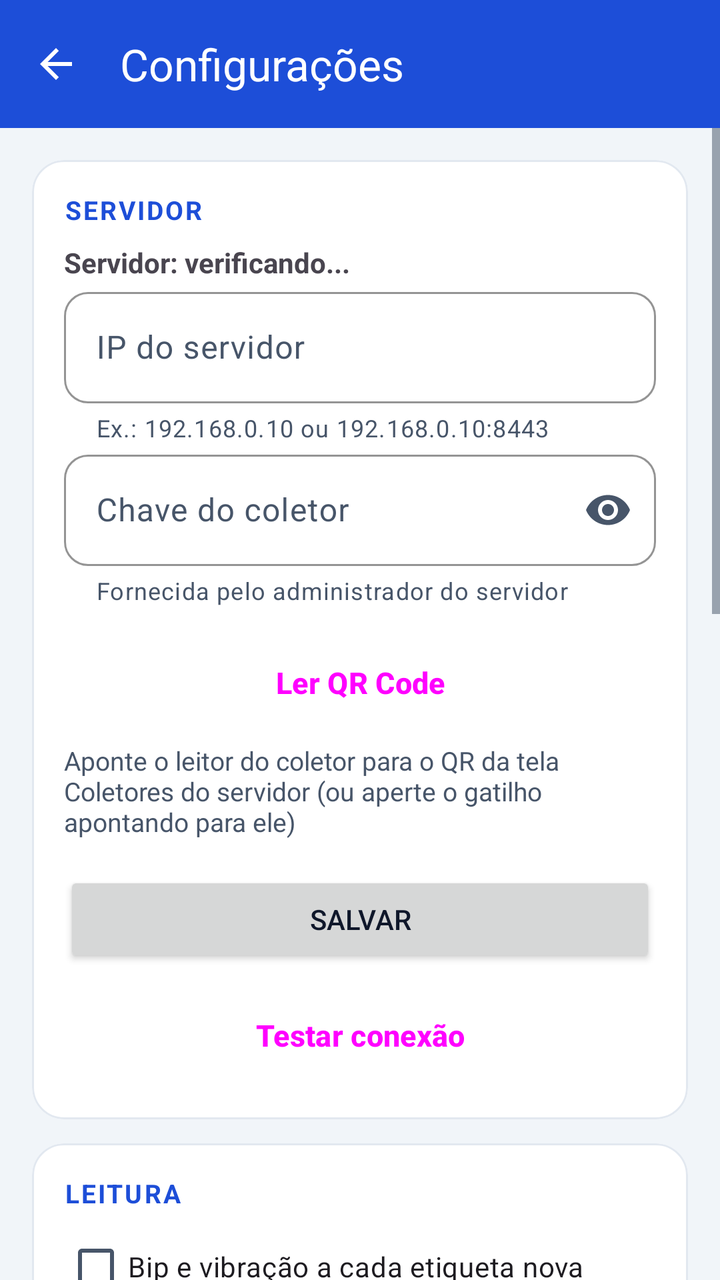
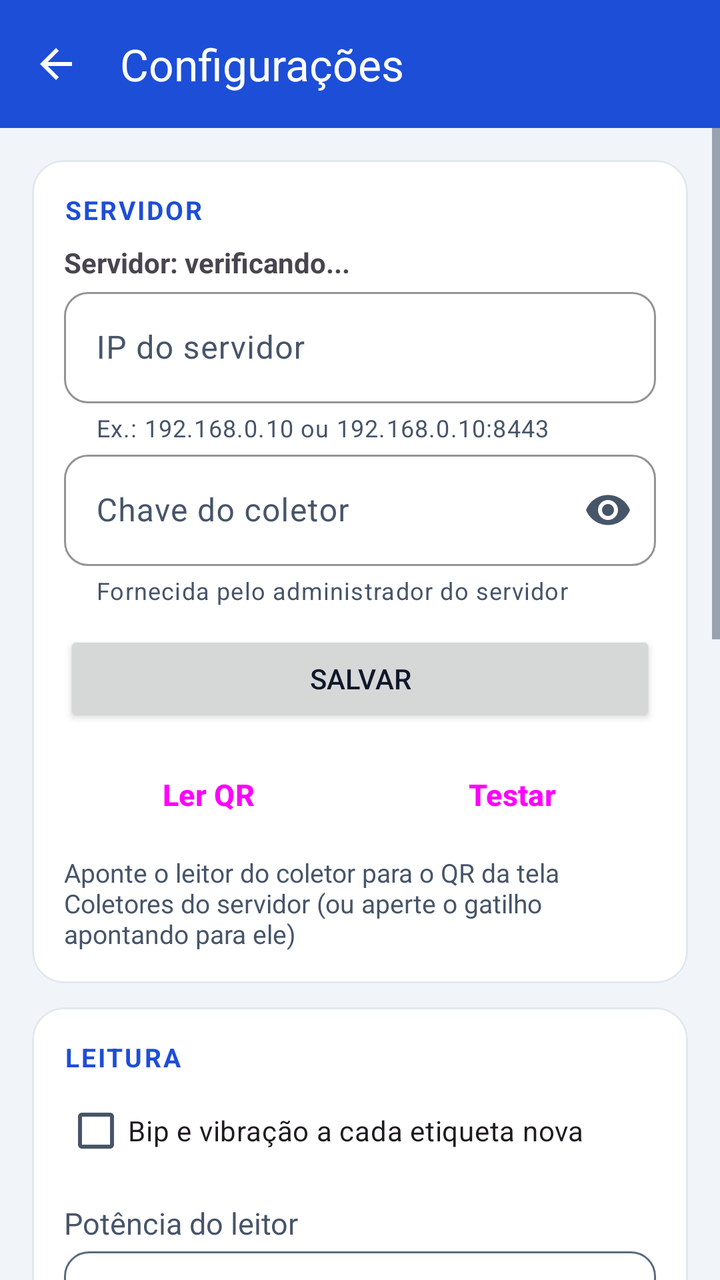

An Android layout rendered at two revisions. The XML below is the earlier revision; the diff shows what the commit changed to produce the second picture.
<!-- AndroidManifest.xml: application theme Theme.RFIDAndroid -->
<!-- res/layout/activity_settings.xml -->
<LinearLayout xmlns:android="http://schemas.android.com/apk/res/android"
    xmlns:app="http://schemas.android.com/apk/res-auto"
    android:orientation="vertical"
    android:layout_width="match_parent"
    android:layout_height="match_parent">

    <com.google.android.material.appbar.MaterialToolbar
        android:id="@+id/barraConfiguracoes"
        style="@style/Widget.RFID.Barra"
        app:title="@string/config_barra_titulo"
        app:navigationIcon="@drawable/ic_voltar"
        app:navigationIconTint="@color/white"
        app:navigationContentDescription="@string/config_voltar"
        android:layout_width="match_parent"
        android:layout_height="wrap_content"/>

    <ScrollView
        android:layout_width="match_parent"
        android:layout_height="match_parent">

        <LinearLayout
            android:orientation="vertical"
            android:padding="16dp"
            android:layout_width="match_parent"
            android:layout_height="wrap_content">

            
            <com.google.android.material.card.MaterialCardView
                android:layout_width="match_parent"
                android:layout_height="wrap_content">

                <LinearLayout
                    android:orientation="vertical"
                    android:padding="16dp"
                    android:layout_width="match_parent"
                    android:layout_height="wrap_content">

                    <TextView
                        android:text="@string/config_servidor"
                        android:textAppearance="@style/Texto.RFID.Secao"
                        android:layout_width="wrap_content"
                        android:layout_height="wrap_content"/>

                    <TextView
                        android:id="@+id/txtStatusServidor"
                        android:text="@string/config_servidor_verificando"
                        android:textStyle="bold"
                        android:layout_marginTop="8dp"
                        android:layout_width="match_parent"
                        android:layout_height="wrap_content"/>

                    <com.google.android.material.textfield.TextInputLayout
                        android:hint="@string/config_ip_hint"
                        app:helperText="Ex.: 192.168.0.10 ou 192.168.0.10:8443"
                        android:layout_width="match_parent"
                        android:layout_height="wrap_content">

                        <com.google.android.material.textfield.TextInputEditText
                            android:id="@+id/edtIp"
                            android:inputType="textUri|textNoSuggestions"
                            android:imeOptions="actionNext"
                            android:importantForAutofill="no"
                            android:layout_width="match_parent"
                            android:layout_height="wrap_content"/>
                    </com.google.android.material.textfield.TextInputLayout>

                    <com.google.android.material.textfield.TextInputLayout
                        android:id="@+id/layoutChave"
                        android:hint="@string/config_chave_hint"
                        app:helperText="Fornecida pelo administrador do servidor"
                        app:endIconMode="password_toggle"
                        android:layout_width="match_parent"
                        android:layout_height="wrap_content">

                        <com.google.android.material.textfield.TextInputEditText
                            android:id="@+id/edtChave"
                            android:inputType="textPassword|textNoSuggestions"
                            android:importantForAutofill="no"
                            android:layout_width="match_parent"
                            android:layout_height="wrap_content"/>
                    </com.google.android.material.textfield.TextInputLayout>

                    
                    <Button
                        android:id="@+id/btnLerQr"
                        style="@style/Widget.RFID.Botao.Contorno"
                        android:text="@string/config_ler_qr"
                        android:layout_marginTop="12dp"
                        android:layout_width="match_parent"
                        android:layout_height="wrap_content"/>

                    <TextView
                        android:text="@string/config_ler_qr_dica"
                        android:textColor="@color/texto_secundario"
                        android:textSize="13sp"
                        android:layout_marginTop="4dp"
                        android:layout_width="match_parent"
                        android:layout_height="wrap_content"/>

                    <Button
                        android:id="@+id/btnSalvar"
                        android:text="@string/config_salvar"
                        android:layout_marginTop="16dp"
                        android:layout_width="match_parent"
                        android:layout_height="wrap_content"/>

                    <Button
                        android:id="@+id/btnTestarServidor"
                        style="@style/Widget.RFID.Botao.Contorno"
                        android:text="@string/config_testar_conexao"
                        android:layout_marginTop="8dp"
                        android:layout_width="match_parent"
                        android:layout_height="wrap_content"/>
                </LinearLayout>
            </com.google.android.material.card.MaterialCardView>

            
            <com.google.android.material.card.MaterialCardView
                android:layout_marginTop="12dp"
                android:layout_width="match_parent"
                android:layout_height="wrap_content">

                <LinearLayout
                    android:orientation="vertical"
                    android:padding="16dp"
                    android:layout_width="match_parent"
                    android:layout_height="wrap_content">

                    <TextView
                        android:text="@string/config_leitura"
                        android:textAppearance="@style/Texto.RFID.Secao"
                        android:layout_width="wrap_content"
                        android:layout_height="wrap_content"/>

                    
                    <CheckBox
                        android:id="@+id/chkAvisoLeitura"
                        android:text="@string/config_aviso_leitura"
                        android:layout_marginTop="4dp"
                        android:layout_width="match_parent"
                        android:layout_height="wrap_content"/>

                    
                    <TextView
                        android:text="@string/config_potencia"
                        android:textAppearance="@style/Texto.RFID.Secundario"
                        android:layout_marginTop="12dp"
                        android:layout_width="wrap_content"
                        android:layout_height="wrap_content"/>

                    
                    <Spinner
                        android:id="@+id/spnPotencia"
                        android:background="@drawable/campo_contorno"
                        android:minHeight="52dp"
                        android:layout_marginTop="4dp"
                        android:layout_width="match_parent"
                        android:layout_height="wrap_content"/>

                    <TextView
                        android:text="@string/config_potencia_explicacao"
                        android:textAppearance="@style/Texto.RFID.Secundario"
                        android:layout_marginTop="8dp"
                        android:layout_width="match_parent"
                        android:layout_height="wrap_content"/>

                    
                    <TextView
                        android:text="@string/config_alcance"
                        android:textAppearance="@style/Texto.RFID.Secundario"
                        android:layout_marginTop="12dp"
                        android:layout_width="wrap_content"
                        android:layout_height="wrap_content"/>

                    <Spinner
                        android:id="@+id/spnAlcance"
                        android:background="@drawable/campo_contorno"
                        android:minHeight="52dp"
                        android:layout_marginTop="4dp"
                        android:layout_width="match_parent"
                        android:layout_height="wrap_content"/>

                    <CheckBox
                        android:id="@+id/chkSoEmpresa"
                        android:text="@string/config_so_empresa"
                        android:layout_marginTop="8dp"
                        android:layout_width="match_parent"
                        android:layout_height="wrap_content"/>

                    <TextView
                        android:text="@string/config_filtros_explicacao"
                        android:textAppearance="@style/Texto.RFID.Secundario"
                        android:layout_marginTop="4dp"
                        android:layout_width="match_parent"
                        android:layout_height="wrap_content"/>
                </LinearLayout>
            </com.google.android.material.card.MaterialCardView>

            
            <com.google.android.material.card.MaterialCardView
                android:layout_marginTop="12dp"
                android:layout_width="match_parent"
                android:layout_height="wrap_content">

                <LinearLayout
                    android:orientation="vertical"
                    android:padding="16dp"
                    android:layout_width="match_parent"
                    android:layout_height="wrap_content">

                    <TextView
                        android:text="@string/config_certificado"
                        android:textAppearance="@style/Texto.RFID.Secao"
                        android:layout_width="wrap_content"
                        android:layout_height="wrap_content"/>

                    
                    <TextView
                        android:id="@+id/txtCertificado"
                        android:typeface="monospace"
                        android:textSize="12sp"
                        android:textColor="@color/texto"
                        android:layout_marginTop="8dp"
                        android:layout_width="match_parent"
                        android:layout_height="wrap_content"/>
                </LinearLayout>
            </com.google.android.material.card.MaterialCardView>

            
            <com.google.android.material.card.MaterialCardView
                android:layout_marginTop="12dp"
                android:layout_width="match_parent"
                android:layout_height="wrap_content">

                <LinearLayout
                    android:orientation="vertical"
                    android:padding="16dp"
                    android:layout_width="match_parent"
                    android:layout_height="wrap_content">

                    <TextView
                        android:text="@string/config_aplicativo"
                        android:textAppearance="@style/Texto.RFID.Secao"
                        android:layout_width="wrap_content"
                        android:layout_height="wrap_content"/>

                    <TextView
                        android:id="@+id/txtVersao"
                        android:textAppearance="@style/Texto.RFID.Secundario"
                        android:layout_marginTop="8dp"
                        android:layout_width="match_parent"
                        android:layout_height="wrap_content"/>

                    
                    <Button
                        android:id="@+id/btnAtualizacao"
                        style="@style/Widget.RFID.Botao.Contorno"
                        android:text="@string/config_procurar_atualizacao"
                        android:layout_marginTop="8dp"
                        android:layout_width="match_parent"
                        android:layout_height="wrap_content"/>

                    
                    <Button
                        android:id="@+id/btnDiagnostico"
                        style="@style/Widget.RFID.Botao.Contorno"
                        android:text="@string/diagnostico_titulo"
                        android:layout_marginTop="8dp"
                        android:layout_width="match_parent"
                        android:layout_height="wrap_content"/>
                </LinearLayout>
            </com.google.android.material.card.MaterialCardView>
        </LinearLayout>
    </ScrollView>
</LinearLayout>
<!-- resources referenced by this layout -->
<resources>
  <color name="texto">#FF0F172A</color>
  <color name="texto_secundario">#FF475569</color>
  <color name="white">#FFFFFFFF</color>
  <string name="config_alcance">Alcance da leitura</string>
  <string name="config_aplicativo">Aplicativo</string>
  <string name="config_aviso_leitura">Bip e vibração a cada etiqueta nova</string>
  <string name="config_barra_titulo">Configurações</string>
  <string name="config_certificado">Certificado do servidor</string>
  <string name="config_chave_hint">Chave do coletor</string>
  <string name="config_filtros_explicacao">Use o alcance para não ler a sala vizinha através da parede. \"Só etiquetas da empresa\" vale só no Inventário: ignora crachás e embalagens, mas também os bens com etiqueta antiga (não gravada pelo coletor), que passam a aparecer como faltando. A tela de Leitura e o Localizar leem todas.</string>
  <string name="config_ip_hint">IP do servidor</string>
  <string name="config_leitura">Leitura</string>
  <string name="config_ler_qr">Ler QR Code</string>
  <string name="config_ler_qr_dica">Aponte o leitor do coletor para o QR da tela Coletores do servidor (ou aperte o gatilho apontando para ele)</string>
  <string name="config_potencia">Potência do leitor</string>
  <string name="config_potencia_explicacao">Menos potência lê só as etiquetas mais próximas (útil para não pegar as da sala ao lado) e gasta menos bateria.</string>
  <string name="config_procurar_atualizacao">Procurar atualização do app</string>
  <string name="config_salvar">Salvar</string>
  <string name="config_servidor">Servidor</string>
  <string name="config_servidor_verificando">Servidor: verificando...</string>
  <string name="config_so_empresa">No inventário, ler só etiquetas da empresa (gravadas pelo coletor)</string>
  <string name="config_testar_conexao">Testar conexão</string>
  <string name="config_voltar">Voltar</string>
  <string name="diagnostico_titulo">Diagnóstico do coletor</string>
  <style name="Texto.RFID.Secao" parent="">
          <item name="android:textSize">13sp</item>
          <item name="android:textStyle">bold</item>
          <item name="android:textAllCaps">true</item>
          <item name="android:letterSpacing">0.08</item>
          <item name="android:textColor">@color/primaria</item>
      </style>
  <style name="Texto.RFID.Secundario" parent="">
          <item name="android:textSize">15sp</item>
          <item name="android:textColor">@color/texto_secundario</item>
      </style>
  <color name="superficie">#FFFFFFFF</color>
  <color name="texto_terciario">#FF5B6B7F</color>
  <color name="primaria">#FF1D4ED8</color>
  <style name="Forma.RFID.Pequena" parent="">
          <item name="cornerFamily">rounded</item>
          <item name="cornerSize">12dp</item>
      </style>
  <color name="primaria_clara">#FFDBEAFE</color>
  <color name="primaria_escura">#FF1E3A8A</color>
  <color name="secundaria">#FF0E7490</color>
  <color name="erro">#FFB91C1C</color>
  <color name="borda">#FFE2E8F0</color>
  <color name="fundo">#FFF1F5F9</color>
  <style name="Widget.RFID.Cartao" parent="Widget.Material3.CardView.Outlined">
          <item name="cardBackgroundColor">@color/superficie</item>
          <item name="strokeColor">@color/borda</item>
          <item name="cardCornerRadius">16dp</item>
          <item name="cardElevation">0dp</item>
      </style>
  <!-- drawable indicador_aba (drawable) -->
  <?xml version="1.0" encoding="utf-8"?>
  <shape xmlns:android="http://schemas.android.com/apk/res/android" android:shape="rectangle">
      <corners android:topLeftRadius="4dp" android:topRightRadius="4dp"/>
      <solid android:color="@color/white"/>
  </shape>
  <style name="Texto.RFID.Aba" parent="TextAppearance.Material3.TitleSmall">
          <item name="android:textSize">15sp</item>
          <item name="android:textStyle">bold</item>
          <item name="android:textAllCaps">false</item>
      </style>
  <!-- unchanged entries left out for length: 9 -->
</resources>

<!-- the commit's change to res/layout/activity_settings.xml (unified diff, before → after) -->
@@ -82,33 +82,43 @@
 
                     
                     <Button
-                        android:id="@+id/btnLerQr"
-                        style="@style/Widget.RFID.Botao.Contorno"
-                        android:text="@string/config_ler_qr"
+                        android:id="@+id/btnSalvar"
+                        android:text="@string/config_salvar"
                         android:layout_marginTop="12dp"
                         android:layout_width="match_parent"
                         android:layout_height="wrap_content"/>
+
+                    
+                    <LinearLayout
+                        android:orientation="horizontal"
+                        android:layout_marginTop="8dp"
+                        android:layout_width="match_parent"
+                        android:layout_height="wrap_content">
+
+                        <Button
+                            android:id="@+id/btnLerQr"
+                            style="@style/Widget.RFID.Botao.Contorno"
+                            android:text="@string/config_ler_qr"
+                            android:layout_marginEnd="4dp"
+                            android:layout_width="0dp"
+                            android:layout_weight="1"
+                            android:layout_height="wrap_content"/>
+
+                        <Button
+                            android:id="@+id/btnTestarServidor"
+                            style="@style/Widget.RFID.Botao.Contorno"
+                            android:text="@string/config_testar_conexao"
+                            android:layout_marginStart="4dp"
+                            android:layout_width="0dp"
+                            android:layout_weight="1"
+                            android:layout_height="wrap_content"/>
+                    </LinearLayout>
 
                     <TextView
                         android:text="@string/config_ler_qr_dica"
                         android:textColor="@color/texto_secundario"
                         android:textSize="13sp"
                         android:layout_marginTop="4dp"
-                        android:layout_width="match_parent"
-                        android:layout_height="wrap_content"/>
-
-                    <Button
-                        android:id="@+id/btnSalvar"
-                        android:text="@string/config_salvar"
-                        android:layout_marginTop="16dp"
-                        android:layout_width="match_parent"
-                        android:layout_height="wrap_content"/>
-
-                    <Button
-                        android:id="@+id/btnTestarServidor"
-                        style="@style/Widget.RFID.Botao.Contorno"
-                        android:text="@string/config_testar_conexao"
-                        android:layout_marginTop="8dp"
                         android:layout_width="match_parent"
                         android:layout_height="wrap_content"/>
                 </LinearLayout>
<!-- resource entries referenced after the edit -->
@@ -12,7 +12,7 @@
   <string name="config_filtros_explicacao">Use o alcance para não ler a sala vizinha através da parede. \"Só etiquetas da empresa\" vale só no Inventário: ignora crachás e embalagens, mas também os bens com etiqueta antiga (não gravada pelo coletor), que passam a aparecer como faltando. A tela de Leitura e o Localizar leem todas.</string>
   <string name="config_ip_hint">IP do servidor</string>
   <string name="config_leitura">Leitura</string>
-  <string name="config_ler_qr">Ler QR Code</string>
+  <string name="config_ler_qr">Ler QR</string>
   <string name="config_ler_qr_dica">Aponte o leitor do coletor para o QR da tela Coletores do servidor (ou aperte o gatilho apontando para ele)</string>
   <string name="config_potencia">Potência do leitor</string>
   <string name="config_potencia_explicacao">Menos potência lê só as etiquetas mais próximas (útil para não pegar as da sala ao lado) e gasta menos bateria.</string>
@@ -21,7 +21,7 @@
   <string name="config_servidor">Servidor</string>
   <string name="config_servidor_verificando">Servidor: verificando...</string>
   <string name="config_so_empresa">No inventário, ler só etiquetas da empresa (gravadas pelo coletor)</string>
-  <string name="config_testar_conexao">Testar conexão</string>
+  <string name="config_testar_conexao">Testar</string>
   <string name="config_voltar">Voltar</string>
   <string name="diagnostico_titulo">Diagnóstico do coletor</string>
   <style name="Texto.RFID.Secao" parent="">
